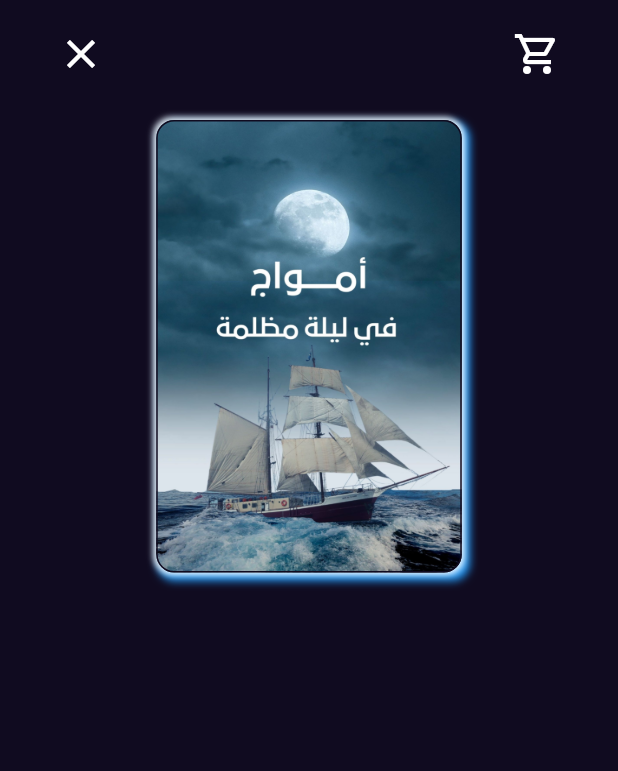
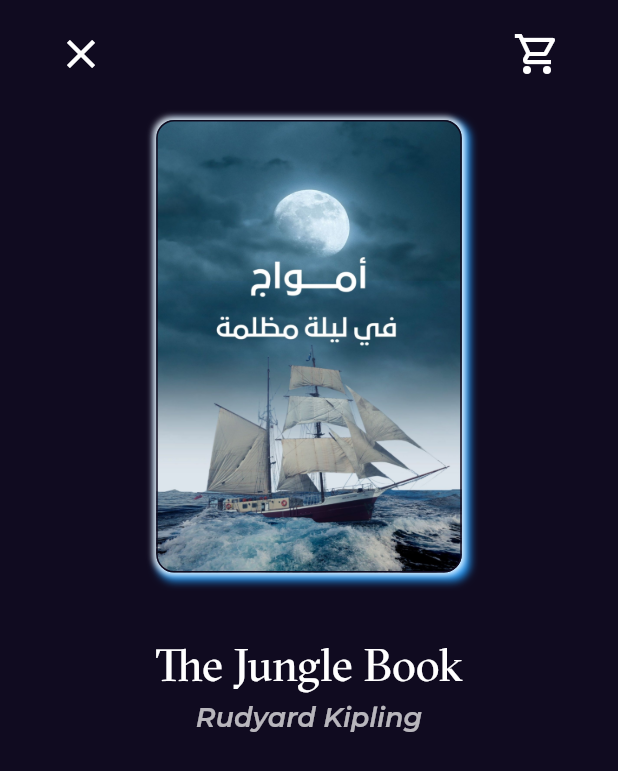
Before and after one commit to wael-saif23/bookly-app, a Flutter app: the BookDetailsViewBody screen opened directly, on a phone screen of 412 x 824 dp. Shown: the top 771 px of the screen. Run offline on Flutter 3.47's test engine with Material 2 defaults, Android fonts, the phone set to English and light mode, and no system bars; our stand-ins replace font_awesome_flutter, go_router, google_fonts.

Commit message:
add title and subtitle to BookDetailsViewBody

```diff
--- a/lib/Features/home/presentation/views/widgets/book_details_view_body.dart
+++ b/lib/Features/home/presentation/views/widgets/book_details_view_body.dart
@@ -1,5 +1,6 @@
 import 'package:booklyapp/Features/home/presentation/views/widgets/book_details_custom_appBar.dart';
 import 'package:booklyapp/Features/home/presentation/views/widgets/feature_book_item.dart';
+import 'package:booklyapp/core/utilts/style.dart';
 import 'package:flutter/material.dart';
 
 class BookDetailsViewBody extends StatelessWidget {
@@ -14,14 +15,32 @@
           child: Column(
             children: [
               const BookDetailsCustomAppBar(),
-              SizedBox(
+              const SizedBox(
                 height: 20,
               ),
               Padding(
                 padding: EdgeInsets.symmetric(
                     horizontal: MediaQuery.of(context).size.width * .18),
                 child: const FeatureBookItem(),
-              )
+              ),
+              const SizedBox(
+                height: 43,
+              ),
+              const Text(
+                "The Jungle Book",
+                style: Stlyes.textStyle30,
+              ),
+              const SizedBox(
+                height: 6,
+              ),
+              Opacity(
+                  opacity: .7,
+                  child: Text(
+                    "Rudyard Kipling",
+                    style: Stlyes.textStyle18.copyWith(
+                        fontStyle: FontStyle.italic,
+                        fontWeight: FontWeight.w600),
+                  )),
             ],
           ),
         ),
```
